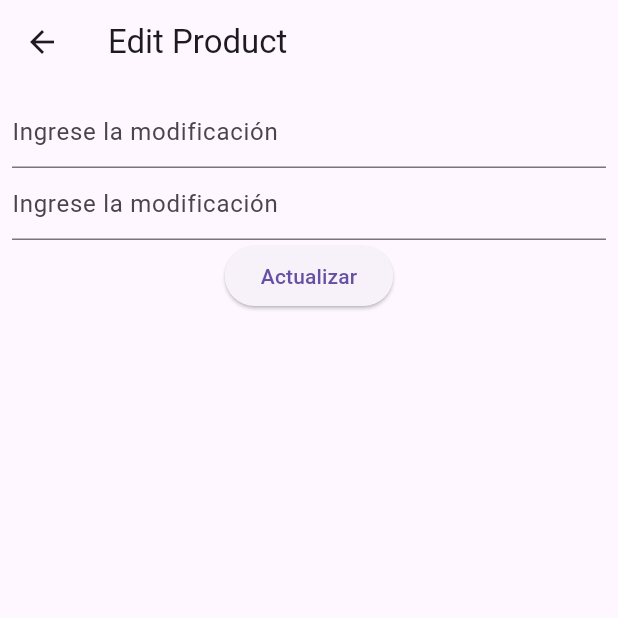
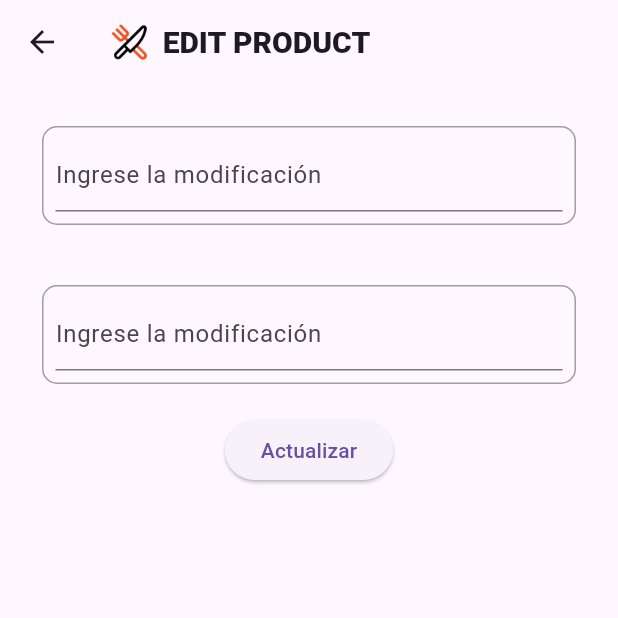
Before and after one commit to Moooon4/Administrador, a Flutter app: the EditNamePage screen opened by its route, on a phone screen of 412 x 824 dp, the top half of it. Run offline on Flutter 3.47's test engine with Material 3 defaults, Android fonts, the phone set to English and light mode, and no system bars; our stand-ins replace cloud_firestore, firebase_auth, firebase_core; accounts and stored records are empty.

Commit message:
Agregando diseño add y edit

```diff
--- a/lib/pages/edit_name_page.dart
+++ b/lib/pages/edit_name_page.dart
@@ -23,7 +23,18 @@ class _EditNamePageState extends State<EditNamePage> {
     return Scaffold(
       appBar: AppBar(
         // Agregando nombre a la pantalla
-        title: const Text('Edit Product'),
+        title: Row(
+          children: [
+            Image.asset('lib/assets/logotenedorcuchillo.png', scale: 18),
+            const SizedBox(
+              width: 8,
+            ),
+            const Text(
+              'EDIT PRODUCT',
+              style: TextStyle(fontWeight: FontWeight.w900, fontSize: 20),
+            ),
+          ],
+        ),
       ),
       body: Padding(
         padding: const EdgeInsets.all(8.0),
@@ -31,18 +42,34 @@ class _EditNamePageState extends State<EditNamePage> {
           children: [
             //----------------------------------------------------------
             // Agregando un campo de texto para modificar 'PRODUCTO'
-            TextField(
+            Container(
+              padding: EdgeInsets.all(8),
+              margin: EdgeInsets.symmetric(vertical: 20, horizontal: 20),
+              decoration: BoxDecoration(
+                border: Border.all(color: Colors.grey),
+                borderRadius: BorderRadius.circular(10),
+              ),
+              child: TextField(
                 controller: nameController,
                 decoration: const InputDecoration(
                   hintText: 'Ingrese la modificación',
                 ),
               ),
+            ),
             //----------------------------------------------------------
             // Agregando un campo de texto para modificar 'PRECIO'
-            TextField(
+            Container(
+              padding: EdgeInsets.all(8),
+              margin: EdgeInsets.symmetric(vertical: 20, horizontal: 20),
+              decoration: BoxDecoration(
+                border: Border.all(color: Colors.grey),
+                borderRadius: BorderRadius.circular(10),
+              ),
+              child: TextField(
                 controller: precioController,
                 decoration: const InputDecoration(
                   hintText: 'Ingrese la modificación',
+                ),
               ),
             ),
             //----------------------------------------------------------
--- a/lib/pages/home_page.dart
+++ b/lib/pages/home_page.dart
@@ -188,7 +188,7 @@ class _HomeState extends State<Home> {
           await Navigator.pushNamed(context, '/add');
           setState(() {});
         },
-        child: const Icon(Icons.add),
+        child: Image.asset('lib/assets/agregar.png', scale: 8),
       ),
     );
   }
--- a/pubspec.yaml
+++ b/pubspec.yaml
@@ -74,6 +74,10 @@ flutter:
     - lib/assets/entrega-de-comida.png
     - lib/assets/quitar.png
     - lib/assets/restaurante.png
+    - lib/assets/camara.png
+    - lib/assets/imagen.png
+    - lib/assets/agregar.png
+    - lib/assets/libro.png
   #   - images/a_dot_ham.jpeg
 
   # An image asset can refer to one or more resolution-specific "variants", see
```
Also changed, not shown: lib/pages/add_name_page.dart (+48 -11 lines), lib/assets/agregar.png (added), lib/assets/camara.png (added), lib/assets/imagen.png (added), lib/assets/libro.png (added). Lines whose indentation alone changed are shown as unchanged.
